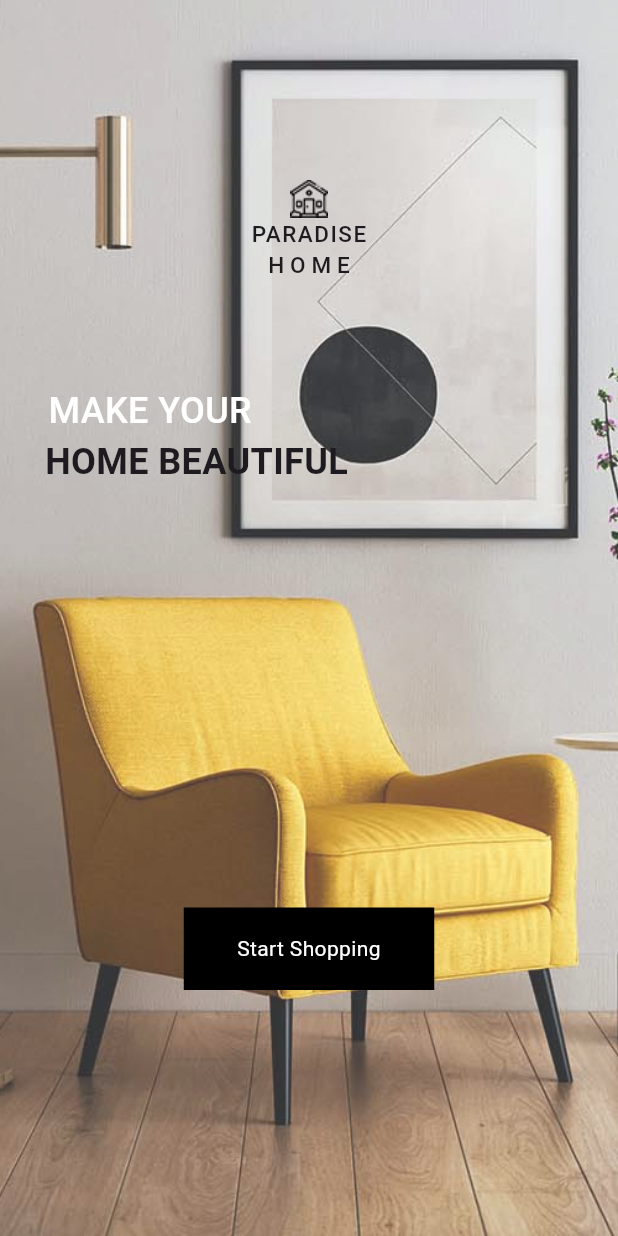
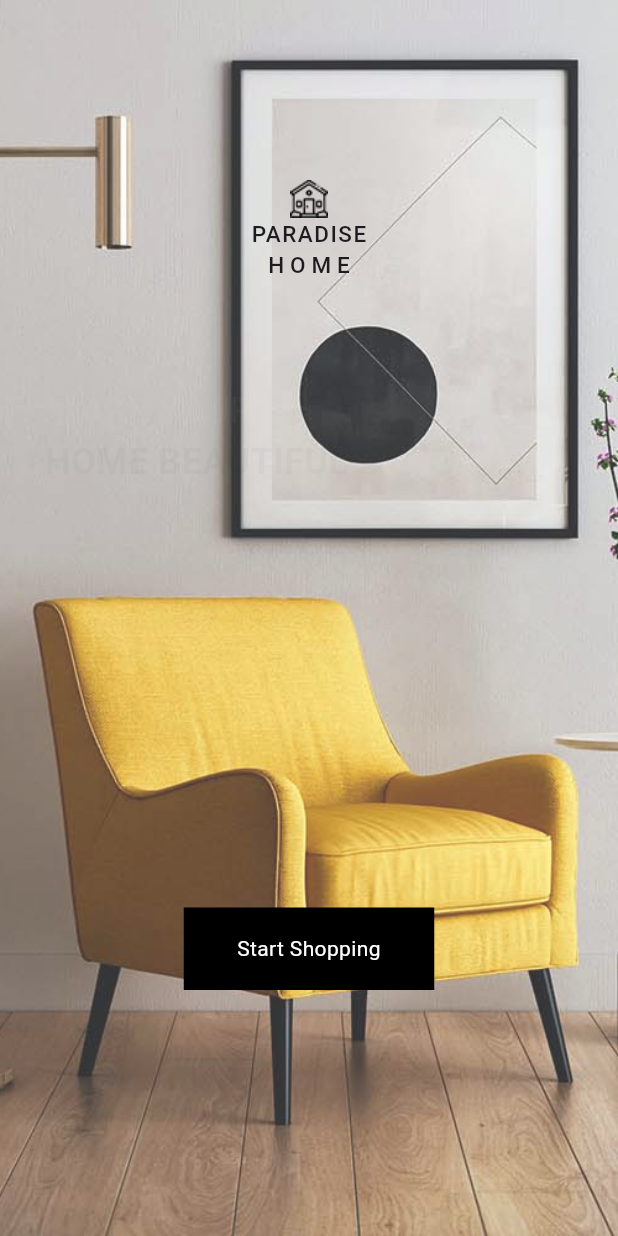
Before and after one commit to Tosin8/ktea, a Flutter app: the first screen one second after launch, on a phone screen of 412 x 824 dp. Run offline on Flutter 3.47's test engine with Material 2 defaults, Android fonts, the phone set to English and light mode, and no system bars.

Commit message:
Update splash_widgets.dart

```diff
--- a/lib/splash_screen/splash_widgets.dart
+++ b/lib/splash_screen/splash_widgets.dart
@@ -51,9 +51,17 @@ class Header_Text extends StatelessWidget {
 
   @override
   Widget build(BuildContext context) {
-    return const Padding(
-      padding: EdgeInsets.only(left: 0, right: 150),
-      child: Column(
+    return Padding(
+      padding: const EdgeInsets.only(left: 0, right: 150),
+      child: TweenAnimationBuilder(
+          duration: const Duration(seconds: 2),
+          tween: Tween<double>(begin: 0, end: 1),
+          builder: (_, double opacity, __) {
+            return AnimatedOpacity(
+              opacity: opacity,
+              duration: const Duration(seconds: 1),
+              curve: Curves.easeIn,
+              child: const Column(
                 children: [
                   Padding(
                     padding: EdgeInsets.only(right: 62),
@@ -71,6 +79,8 @@ class Header_Text extends StatelessWidget {
                   ),
                 ],
               ),
+            );
+          }),
     );
   }
 }
```
Lines whose indentation alone changed are shown as unchanged.
